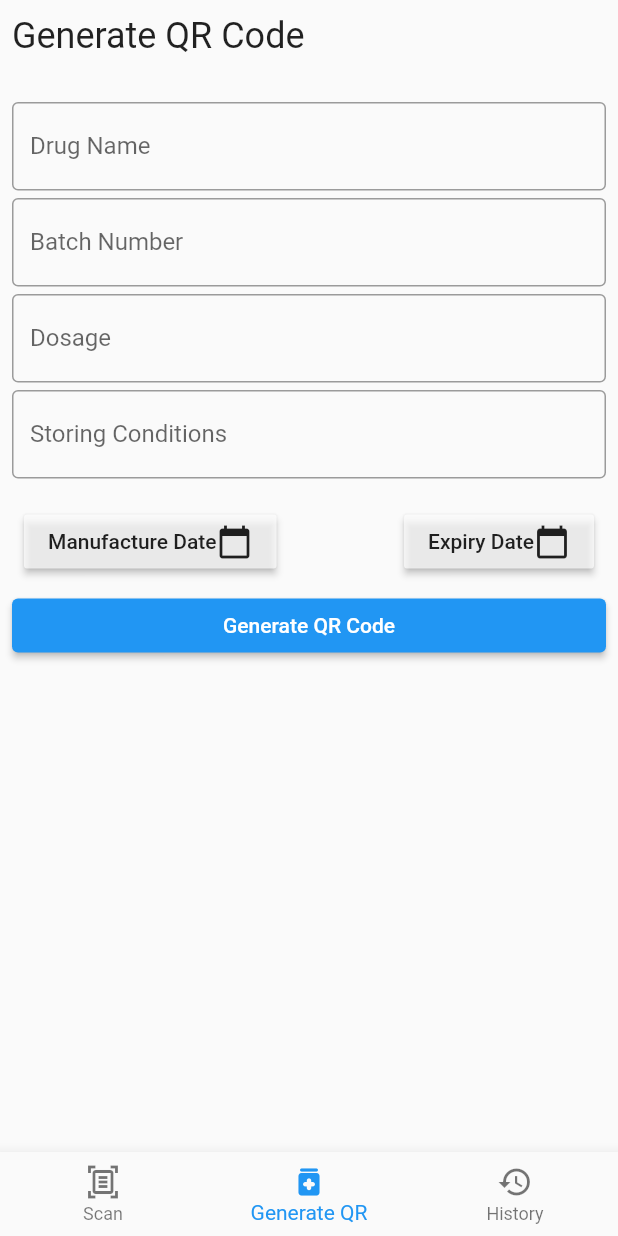
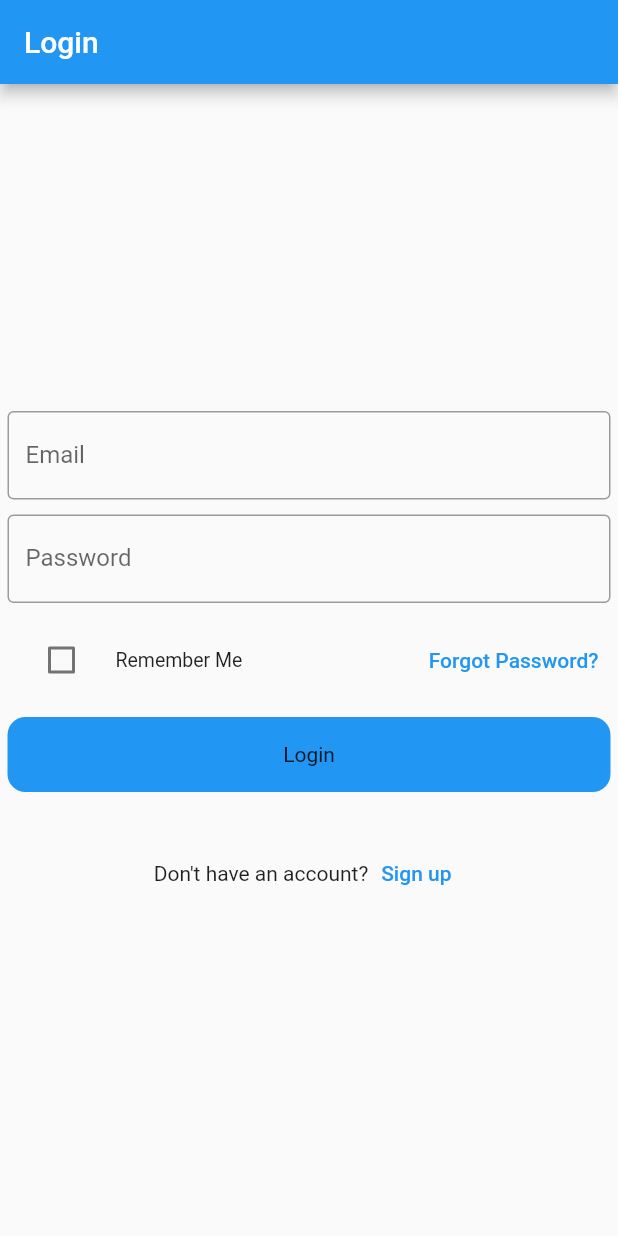
Before and after one commit to ANTONINEUTRON/uth_app, a Flutter app: the screen it shows after launch, on a phone screen of 412 x 824 dp. Run offline on Flutter 3.47's test engine with Material 2 defaults, Android fonts, the phone set to English and light mode, and no system bars; our stand-ins replace cloud_firestore, firebase_core, firebase_storage; missing offline and left inert: barcode_image, qr_code_scanner; accounts and stored records are empty.

Commit message:
this copy was worked with

```diff
--- a/lib/features/home/pages/homepage.dart
+++ b/lib/features/home/pages/homepage.dart
@@ -6,6 +6,8 @@ import '../../scan_qr/pages/scan_page.dart';
 
 class HomePage extends StatefulWidget {
   const HomePage({Key? key}) : super(key: key);
+
+  static var route = MaterialPageRoute(builder: (context)=>HomePage());
 
   @override
   State<HomePage> createState() => _HomePageState();
--- /dev/null
+++ b/lib/features/home/pages/login_page.dart
@@ -0,0 +1,152 @@
+import 'package:flutter/material.dart';
+
+import '../widget/auth_button.dart';
+import '../widget/auth_textfield.dart';
+import 'homepage.dart';
+
+bool IS_USER_LOGGEDIN = false;
+
+class LoginPage extends StatefulWidget {
+  // static const route = '/';
+
+  const LoginPage({Key? key}) : super(key: key);
+
+  @override
+  State createState() => LoginState();
+}
+
+class LoginState extends State<LoginPage> {
+  bool checkedState = false;
+  var email = '';
+  var password = '';
+  String? emailErrorText;
+  String? passwordErrorText;
+
+  @override
+  Widget build(BuildContext context) {
+    final theme = Theme.of(context);
+
+    return Scaffold(
+        appBar: AppBar(
+          title: const Text('Login'),
+        ),
+        body: Container(
+          alignment: Alignment.center,
+          padding: const EdgeInsets.only(
+              left: 5,
+              right: 5
+          ),
+          child: ListView(
+              shrinkWrap: true,
+              children: [
+                AuthTextfield(
+                  labelHint: "Email",
+                  onChanged: (value)=>setState(()=>email = value),
+                  errorText: emailErrorText,
+                ),
+
+                _getSpace(),
+
+                AuthTextfield(
+                    labelHint: "Password",
+                    isPassword: true,
+                    onChanged: (value)=>setState(()=>password = value),
+                    errorText: passwordErrorText,
+                ),
+
+                _getSpace(),
+
+                Row(
+                  mainAxisAlignment: MainAxisAlignment.spaceBetween,
+                  children: [
+                    Container(
+                      width: MediaQuery.of(context).size.width/2,
+                      child: CheckboxListTile(
+                        title: const Text(
+                          "Remember Me",
+                          style: TextStyle(
+                              fontSize: 13
+                          ),
+                        ),
+                        selected: checkedState,
+                        value: checkedState,
+                        controlAffinity: ListTileControlAffinity.leading,
+                        onChanged: (newCheckedState){
+
+                          setState((){
+                            checkedState = newCheckedState ?? false;
+                          });
+                        },
+                      ),
+                    ),
+
+                    TextButton(
+                      onPressed: null,
+                      child: Text(
+                        'Forgot Password?',
+                        style: TextStyle(
+                            color: theme.primaryColor
+                        ),
+                      ),
+                    ),
+                  ],
+                ),
+
+                _getSpace(),
+
+                AuthButton(
+                  text: 'Login',
+                  showBorder: true,
+                  onpressed: (){
+                    setState(() {
+                      emailErrorText = null;
+                      passwordErrorText = null;
+                    });
+                    if(isInputValid()){
+                      IS_USER_LOGGEDIN = true;
+                      Navigator.pushReplacement(context, HomePage.route);
+                    }
+                  },
+                  isTransparent: false,
+                ),
+
+                _getSpace(multiply: 3),
+
+                Row(
+                  mainAxisAlignment: MainAxisAlignment.center,
+                  children: [
+                    const Text("Don't have an account?"),
+                    TextButton(
+                        onPressed: ()=>null,
+                        child: Text(
+                          'Sign up',
+                          style: TextStyle(
+                              color: theme.primaryColor
+                          ),
+                        )
+                    )
+                  ],
+                )
+              ]
+          ),
+        )
+    );
+  }
+
+  Padding _getSpace({double multiply: 1}) =>  Padding(padding: EdgeInsets.all(5*multiply));
+
+  bool isInputValid() {
+    if(email.length < 4 || !email.contains('@')){
+      setState(() {
+        emailErrorText = "Invalid email entered";
+      });
+      return false;
+    }else if(password != "1234"){
+      setState(() {
+        passwordErrorText = "Invalid password entered";
+      });
+      return false;
+    }
+    return true;
+  }
+}
--- /dev/null
+++ b/lib/features/home/widget/auth_button.dart
@@ -0,0 +1,55 @@
+import 'package:flutter/material.dart';
+
+class AuthButton extends StatelessWidget {
+  const AuthButton({
+    Key? key,
+    required this.text,
+    this.height,
+    this.onpressed,
+    this.isTransparent = false,
+    this.showBorder = true,
+    this.hPadding = 5,
+  }) : super(key: key);
+
+  final void Function()? onpressed;
+  final double? height;
+  final String text;
+  final bool isTransparent;
+  final bool showBorder;
+  final double hPadding;
+
+  @override
+  Widget build(BuildContext context) {
+    final theme = Theme.of(context);
+    return GestureDetector(
+      onTap: onpressed,
+      child: Container(
+        // margin: Config.contentPadding(context, h: hPadding),
+        height: 50,
+        width: MediaQuery.of(context).size.shortestSide,
+        alignment: Alignment.center,
+        decoration: BoxDecoration(
+            border: isTransparent && showBorder
+                ? Border.all(
+                    color: theme.colorScheme.secondary,
+                  )
+                : null,
+            color: isTransparent
+                ? theme.scaffoldBackgroundColor
+                : onpressed == null
+                    ? theme.backgroundColor
+                    : theme.primaryColor,
+            borderRadius: BorderRadius.circular(12)),
+        child: Text(
+          text,
+          // style: Config.b1b(context).copyWith(
+          //   color: isTransparent
+          //       ? theme.primaryColor
+          //       : theme.scaffoldBackgroundColor,
+          //   fontWeight: FontWeight.bold,
+          // ),
+        ),
+      ),
+    );
+  }
+}
--- /dev/null
+++ b/lib/features/home/widget/auth_textfield.dart
@@ -0,0 +1,31 @@
+import 'package:flutter/material.dart';
+
+class AuthTextfield extends StatelessWidget{
+  AuthTextfield({
+    required this.labelHint,
+    this.isPassword: false,
+    this.onChanged: null,
+    this.errorText: null
+  });
+  final String labelHint;
+  final bool isPassword;
+  final Function(String)? onChanged;
+  final String? errorText;
+
+  @override
+  Widget build(BuildContext context) {
+    return TextField(
+      decoration: InputDecoration(
+        border: const OutlineInputBorder(),
+        labelText: labelHint,
+        hintText: labelHint,
+        errorText: errorText
+      ),
+      obscureText: isPassword,
+      autocorrect: false,
+      enableSuggestions: false,
+      onChanged: onChanged,
+    );
+  }
+
+}
--- a/lib/main.dart
+++ b/lib/main.dart
@@ -1,5 +1,6 @@
 import 'package:flutter/material.dart';
 import 'package:firebase_core/firebase_core.dart';
+import 'package:uth_app/features/home/pages/login_page.dart';
 import 'firebase_options.dart';
 import 'features/home/pages/homepage.dart';
 
@@ -18,11 +19,11 @@ class MyApp extends StatelessWidget {
   @override
   Widget build(BuildContext context) {
     return MaterialApp(
-      title: 'Flutter Demo',
+      title: 'Drug Scan',
       theme: ThemeData(
         primarySwatch: Colors.blue,
       ),
-      home: const HomePage(),
+      home: const LoginPage(),
       debugShowCheckedModeBanner: false,
     );
   }
```
